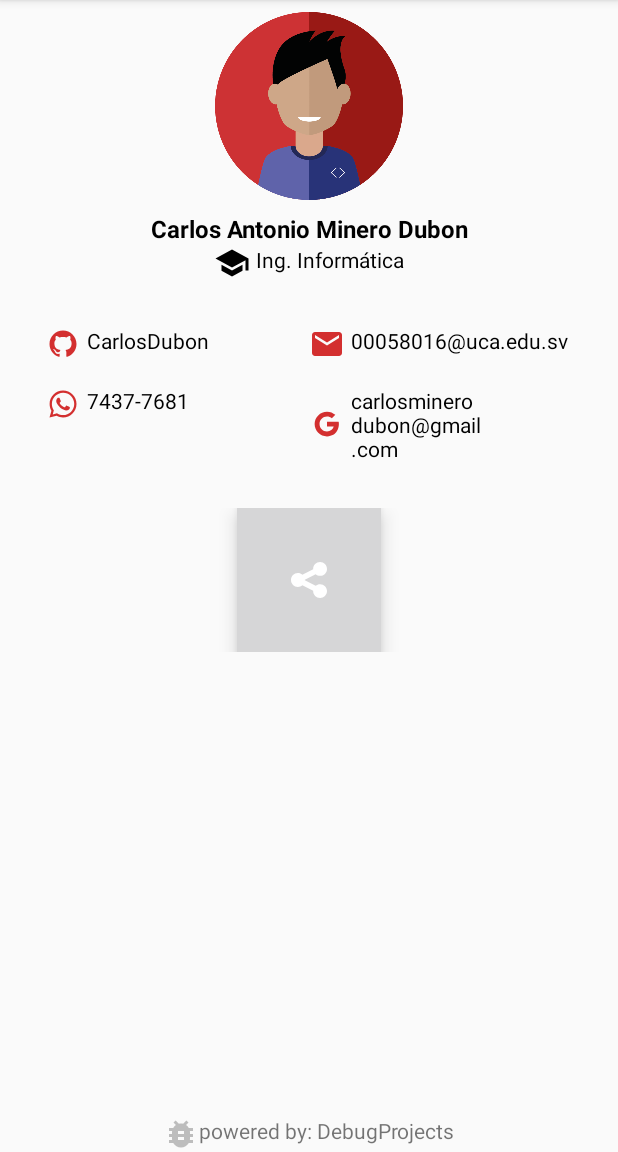
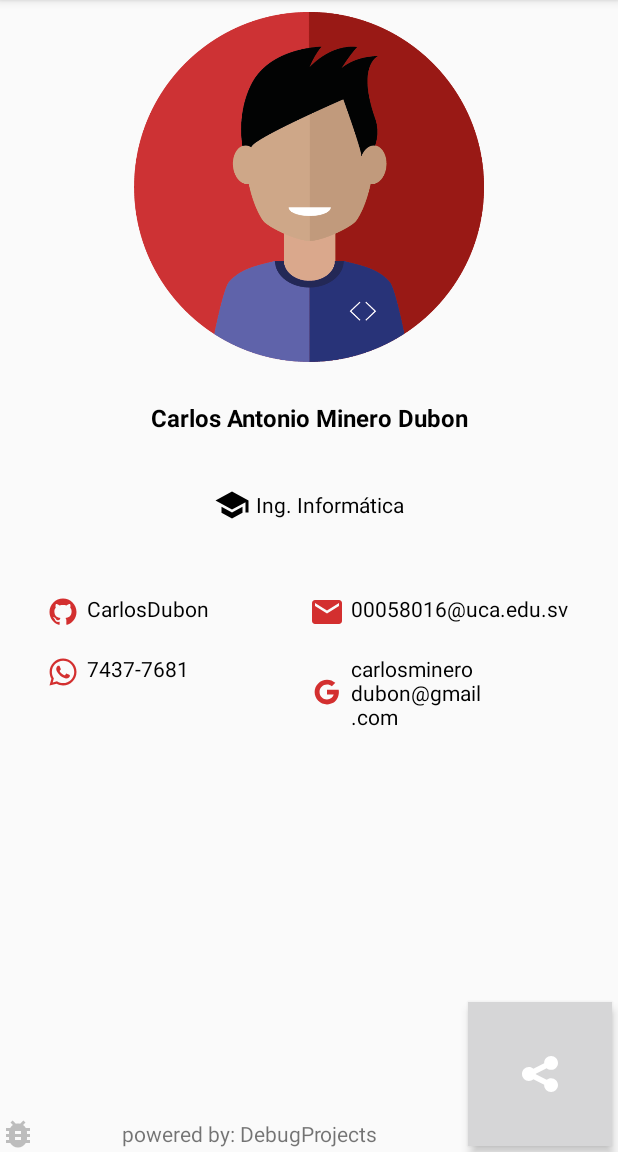
Before and after one commit to CarlosDubon/Acerca_De, an Android app: the screen it shows after launch (MainActivity), on a phone screen of 412 x 824 dp, the part 84-1236 px from its top. Run offline under Robolectric (Android 15) with nearby library versions, the phone set to English and light mode, and no system bars; 1 statement that could not run was skipped.

Commit message:
comparte imagen y reestructuracion de diseño

```diff
--- a/app/src/main/AndroidManifest.xml
+++ b/app/src/main/AndroidManifest.xml
@@ -1,7 +1,8 @@
 <?xml version="1.0" encoding="utf-8"?>
 <manifest xmlns:android="http://schemas.android.com/apk/res/android"
     package="com.example.carlos.acercade">
-
+    <uses-permission android:name="android.permission.READ_EXTERNAL_STORAGE"></uses-permission>
+    <uses-permission android:name="android.permission.WRITE_EXTERNAL_STORAGE"></uses-permission>
     <application
         android:allowBackup="true"
         android:icon="@mipmap/ic_launcher"
--- a/app/src/main/res/layout/activity_main.xml
+++ b/app/src/main/res/layout/activity_main.xml
@@ -5,22 +5,29 @@
     android:layout_width="match_parent"
     android:layout_height="match_parent"
     tools:context="com.example.carlos.acercade.MainActivity"
-    android:orientation="vertical">
+    android:orientation="vertical"
+
+
+    >
 
     <LinearLayout
+        android:layout_weight="5"
         android:layout_width="match_parent"
-        android:layout_height="match_parent"
+        android:layout_height="0dp"
         android:orientation="vertical"
         >
         <ImageView
+            android:id="@+id/saveView"
+            android:layout_weight="4"
             android:layout_width="wrap_content"
-            android:layout_height="125dp"
+            android:layout_height="0dp"
             android:src="@drawable/avatar"
             android:layout_marginTop="8dp"
             />
         <TextView
+            android:layout_weight="1"
             android:layout_width="match_parent"
-            android:layout_height="wrap_content"
+            android:layout_height="0dp"
             android:text="@string/text_name"
             android:textSize="16sp"
             android:gravity="center"
@@ -29,16 +36,20 @@
             android:textStyle="bold"
             />
         <TextView
+            android:layout_weight="1"
             android:layout_width="wrap_content"
-            android:layout_height="wrap_content"
+            android:layout_height="0dp"
             android:text="@string/text_work"
             android:textSize="14sp"
             android:layout_gravity="center"
             android:textColor="#000"
             android:drawableLeft="@drawable/ic_school_black_24dp"
             android:drawablePadding="4dp"
+            android:gravity="center"
             />
+    </LinearLayout>
     <LinearLayout
+            android:layout_weight="1"
             android:layout_width="match_parent"
             android:layout_height="wrap_content"
             android:orientation="horizontal"
@@ -99,36 +110,36 @@
             </LinearLayout>
         </LinearLayout>
     <LinearLayout
+        android:layout_weight="1"
         android:layout_width="match_parent"
         android:layout_height="wrap_content"
-            android:gravity="center">
-            <ImageButton
-                android:layout_width="wrap_content"
-                android:layout_height="wrap_content"
-                android:src="@drawable/ic_icons8_share"
-                android:tint="#fff"
-                android:background="@drawable/style_shared_button"
-                android:padding="16dp"
-                android:elevation="8dp"
-                />
-        </LinearLayout>
-        <LinearLayout
-            android:layout_width="match_parent"
-            android:layout_height="match_parent"
-            android:orientation="vertical"
-            android:gravity="center|bottom">
+        android:orientation="horizontal"
+        android:gravity="bottom"
+        >
         <TextView
-                android:layout_width="wrap_content"
+            android:layout_weight="1"
+            android:layout_width="0dp"
             android:layout_height="wrap_content"
             android:text="powered by: DebugProjects"
             android:textSize="14sp"
             android:drawableLeft="@drawable/ic_bug_report_black_24dp"
-                android:layout_gravity="center_horizontal"
             android:drawableTint="@color/textOpacity"
+            android:gravity="center"
             />
 
-        </LinearLayout>
-    </LinearLayout>
+        <ImageButton
+            android:onClick="OnclickShare"
+            android:id="@+id/Share"
+            android:layout_width="wrap_content"
+            android:layout_height="wrap_content"
+            android:background="@drawable/style_shared_button"
+            android:elevation="4dp"
+            android:padding="16dp"
+            android:src="@drawable/ic_icons8_share"
+            android:tint="#fff"
+            android:layout_margin="4dp"/>
 
 
         </LinearLayout>
+
+</LinearLayout>
```
Also changed, not shown: app/src/main/java/com/example/carlos/acercade/MainActivity.java (+58 -1 lines). Lines whose indentation alone changed are shown as unchanged.
